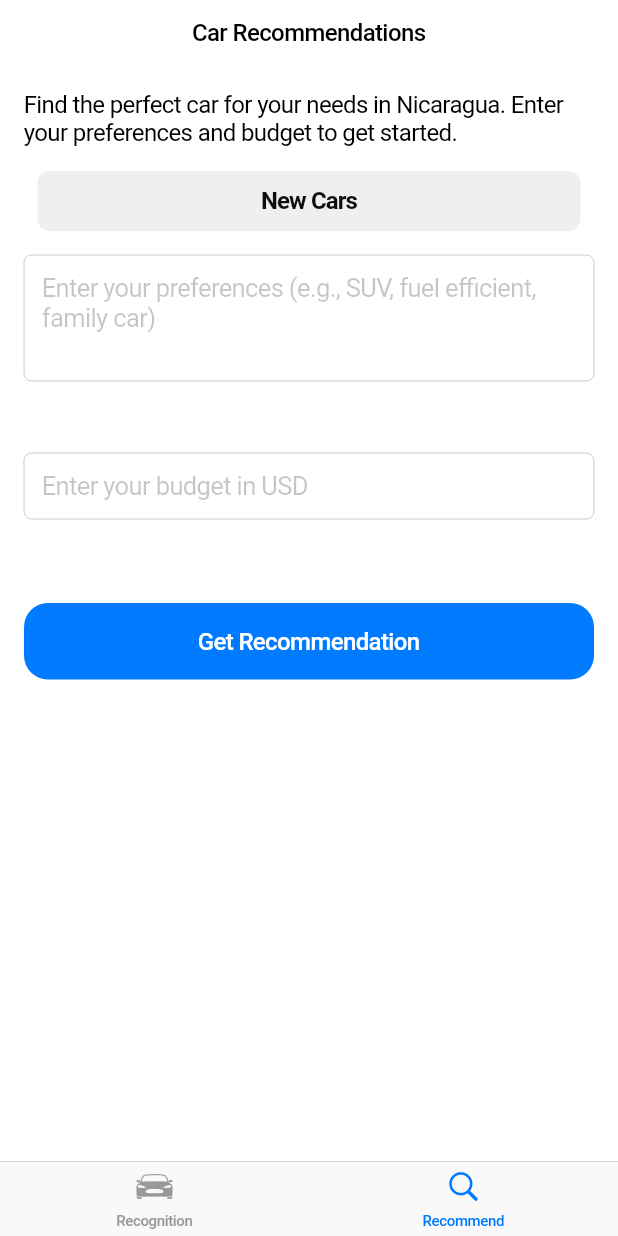
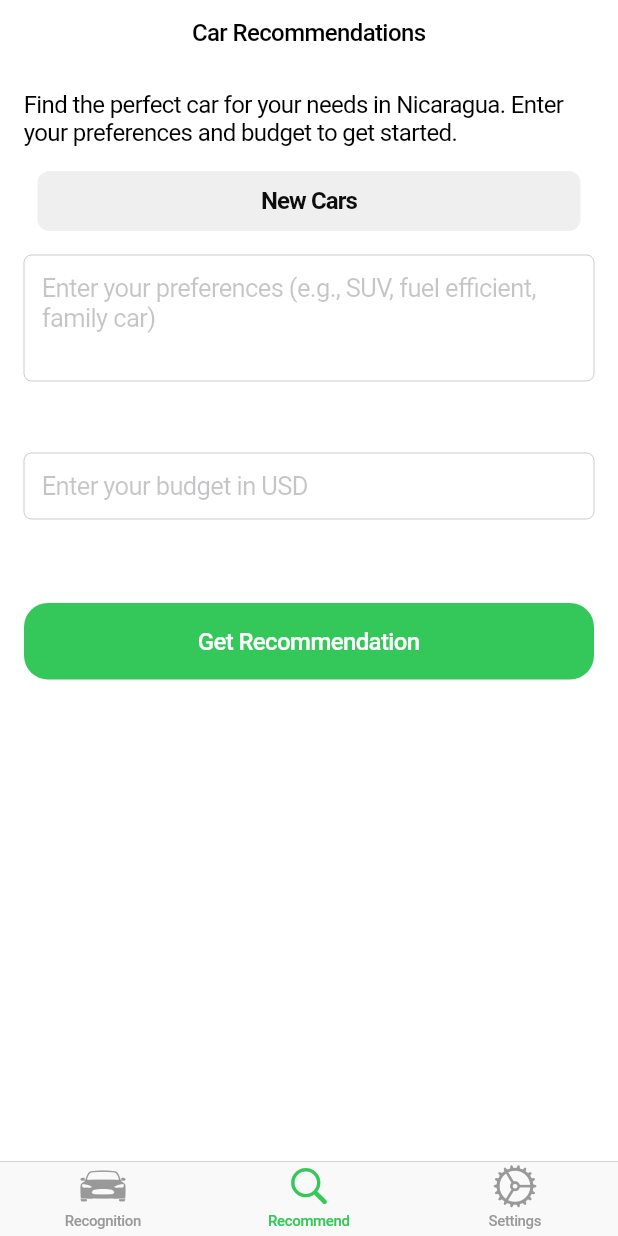
Before and after one commit to manuelduarte077/flutter_generative_ai, a Flutter app: the screen it shows after launch, item 2 of the bottom bar chosen, on a phone screen of 412 x 824 dp. Run offline on Flutter 3.47's test engine with Material 3 defaults, Android fonts, the phone set to English and light mode, and no system bars; our stand-ins replace drift, flutter_dotenv, flutter_gemini, google_generative_ai, image_cropper, image_picker and 2 more; accounts and stored records are empty; generated files the repository leaves out were written again.

Commit message:
feat: integrate settings management with provider

```diff
--- a/vehicle_recognition/lib/app/app.dart
+++ b/vehicle_recognition/lib/app/app.dart
@@ -1,33 +1,58 @@
 import 'package:flutter/cupertino.dart';
+import 'package:provider/provider.dart';
+
+import '../providers/settings_provider.dart';
 import '../screens/recognition_page.dart';
 import '../screens/recommendation_page.dart';
+import '../screens/settings_page.dart';
 
 class MainApp extends StatelessWidget {
   const MainApp({super.key});
 
   @override
   Widget build(BuildContext context) {
+    return Consumer<SettingsProvider>(
+      builder: (context, settings, _) {
         return CupertinoApp(
           debugShowCheckedModeBanner: false,
+          theme: CupertinoThemeData(
+            brightness:
+                settings.isDarkMode ? Brightness.dark : Brightness.light,
+            primaryContrastingColor: CupertinoColors.systemGreen,
+            primaryColor: CupertinoColors.systemGreen,
+          ),
           home: CupertinoTabScaffold(
             tabBar: CupertinoTabBar(
               items: const [
                 BottomNavigationBarItem(
-              icon: Icon(CupertinoIcons.car_detailed, size: 24),
+                  icon: Icon(CupertinoIcons.car_detailed),
                   label: 'Recognition',
                 ),
                 BottomNavigationBarItem(
-              icon: Icon(CupertinoIcons.search, size: 24),
+                  icon: Icon(CupertinoIcons.search),
                   label: 'Recommend',
+                ),
+                BottomNavigationBarItem(
+                  icon: Icon(CupertinoIcons.settings),
+                  label: 'Settings',
                 ),
               ],
             ),
             tabBuilder: (context, index) {
-          return index == 0
-              ? const RecognitionPage(title: 'Vehicle Recognition')
-              : const RecommendationPage();
+              switch (index) {
+                case 0:
+                  return const RecognitionPage(title: 'Recognition');
+                case 1:
+                  return const RecommendationPage();
+                case 2:
+                  return const SettingsPage();
+                default:
+                  return const SizedBox.shrink();
+              }
             },
           ),
         );
+      },
+    );
   }
 }
--- /dev/null
+++ b/vehicle_recognition/lib/models/settings.dart
@@ -0,0 +1,27 @@
+class Settings {
+  final bool isDarkMode;
+  final String language;
+  final String currency;
+  final String country;
+
+  Settings({
+    this.isDarkMode = false,
+    this.language = 'English',
+    this.currency = 'USD',
+    this.country = 'Nicaragua',
+  });
+
+  Settings copyWith({
+    bool? isDarkMode,
+    String? language,
+    String? currency,
+    String? country,
+  }) {
+    return Settings(
+      isDarkMode: isDarkMode ?? this.isDarkMode,
+      language: language ?? this.language,
+      currency: currency ?? this.currency,
+      country: country ?? this.country,
+    );
+  }
+}
--- /dev/null
+++ b/vehicle_recognition/lib/providers/settings_provider.dart
@@ -0,0 +1,60 @@
+import 'package:flutter/foundation.dart';
+import 'package:shared_preferences/shared_preferences.dart';
+import '../models/settings.dart';
+
+class SettingsProvider extends ChangeNotifier {
+  static const String keyDarkMode = 'dark_mode';
+  static const String keyLanguage = 'language';
+  static const String keyCurrency = 'currency';
+  static const String keyCountry = 'country';
+
+  late SharedPreferences _prefs;
+  late Settings _settings;
+
+  Settings get settings => _settings;
+  bool get isDarkMode => _settings.isDarkMode;
+  String get language => _settings.language;
+  String get currency => _settings.currency;
+  String get country => _settings.country;
+
+  SettingsProvider() {
+    _settings = Settings();
+    _loadSettings();
+  }
+
+  Future<void> _loadSettings() async {
+    _prefs = await SharedPreferences.getInstance();
+
+    _settings = Settings(
+      isDarkMode: _prefs.getBool(keyDarkMode) ?? false,
+      language: _prefs.getString(keyLanguage) ?? 'English',
+      currency: _prefs.getString(keyCurrency) ?? 'USD',
+      country: _prefs.getString(keyCountry) ?? 'Nicaragua',
+    );
+    notifyListeners();
+  }
+
+  Future<void> setDarkMode(bool value) async {
+    await _prefs.setBool(keyDarkMode, value);
+    _settings = _settings.copyWith(isDarkMode: value);
+    notifyListeners();
+  }
+
+  Future<void> setLanguage(String value) async {
+    await _prefs.setString(keyLanguage, value);
+    _settings = _settings.copyWith(language: value);
+    notifyListeners();
+  }
+
+  Future<void> setCurrency(String value) async {
+    await _prefs.setString(keyCurrency, value);
+    _settings = _settings.copyWith(currency: value);
+    notifyListeners();
+  }
+
+  Future<void> setCountry(String value) async {
+    await _prefs.setString(keyCountry, value);
+    _settings = _settings.copyWith(country: value);
+    notifyListeners();
+  }
+}
--- a/vehicle_recognition/pubspec.yaml
+++ b/vehicle_recognition/pubspec.yaml
@@ -14,6 +14,8 @@ dependencies:
   google_generative_ai: ^0.4.6
   image_cropper: ^8.1.0
   image_picker: ^1.1.2
+  provider: ^6.1.2
+  shared_preferences: ^2.2.2
 
 dev_dependencies:
   flutter_lints: ^5.0.0
```
Also changed, not shown: vehicle_recognition/lib/main.dart (+8 -1 lines), vehicle_recognition/pubspec.lock, 1 other file. Lines whose indentation alone changed are shown as unchanged.
